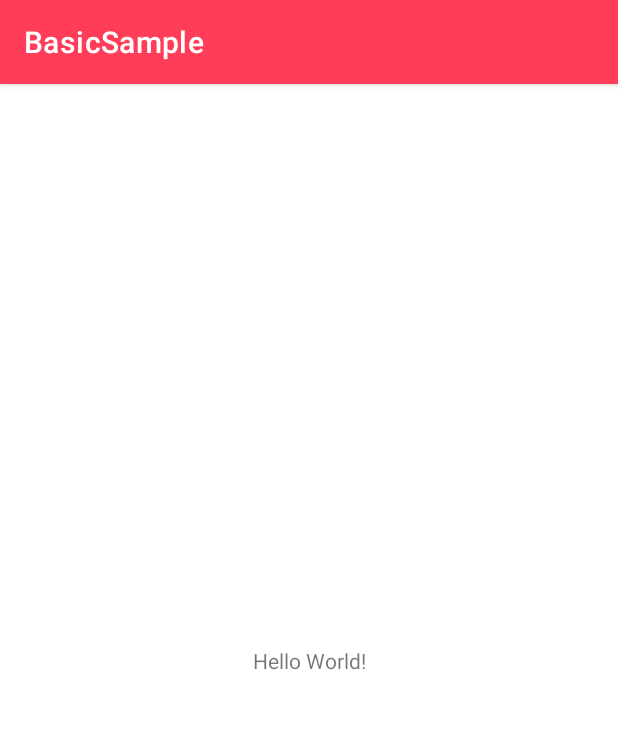
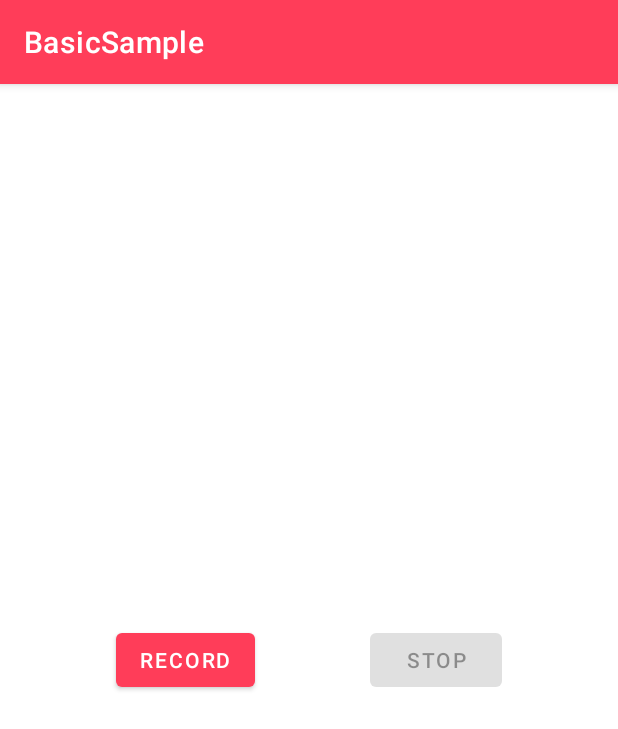
Before and after one commit to KimGyeongyeon/listen-cloud-sdk-android-samples, an Android app: the screen it shows after launch (MainActivity), on a phone screen of 412 x 824 dp. Shown: the top 729 px of the screen. Run offline under Robolectric (Android 15) with nearby library versions, the phone set to English and light mode, and no system bars; our stand-ins replace data binding.

Commit message:
feat: add simple recording feature

```diff
--- a/BasicSample/app/build.gradle
+++ b/BasicSample/app/build.gradle
@@ -30,6 +30,9 @@ android {
     kotlinOptions {
         jvmTarget = '1.8'
     }
+    buildFeatures {
+        dataBinding true
+    }
 }
 
 dependencies {
@@ -43,4 +46,6 @@ dependencies {
     testImplementation 'junit:junit:4.13.2'
     androidTestImplementation 'androidx.test.ext:junit:1.1.5'
     androidTestImplementation 'androidx.test.espresso:espresso-core:3.5.1'
+
+    implementation "androidx.lifecycle:lifecycle-runtime-ktx:2.6.0"
 }
--- a/BasicSample/app/src/main/AndroidManifest.xml
+++ b/BasicSample/app/src/main/AndroidManifest.xml
@@ -1,6 +1,8 @@
 <?xml version="1.0" encoding="utf-8"?>
 <manifest xmlns:android="http://schemas.android.com/apk/res/android"
     xmlns:tools="http://schemas.android.com/tools">
+
+    <uses-permission android:name="android.permission.RECORD_AUDIO" />
 
     <application
         android:icon="@mipmap/ic_launcher"
--- /dev/null
+++ b/BasicSample/app/src/main/java/com/deeplyinc/listen/cloud/samples/basic/Configuration.kt
@@ -0,0 +1,10 @@
+package com.deeplyinc.listen.cloud.samples.basic
+
+import android.media.AudioFormat
+
+data class Configuration(
+    val bufferSize: Int = 48000,
+    val sampleRate: Int = 16000,
+    val channelMode: Int = AudioFormat.CHANNEL_IN_MONO,
+    val encoding: Int = AudioFormat.ENCODING_PCM_16BIT,
+)
--- a/BasicSample/app/src/main/java/com/deeplyinc/listen/cloud/samples/basic/MainActivity.kt
+++ b/BasicSample/app/src/main/java/com/deeplyinc/listen/cloud/samples/basic/MainActivity.kt
@@ -1,11 +1,97 @@
 package com.deeplyinc.listen.cloud.samples.basic
 
+import android.Manifest
+import android.content.pm.PackageManager
+import android.media.AudioFormat
+import android.media.AudioRecord
+import android.media.MediaRecorder
 import androidx.appcompat.app.AppCompatActivity
 import android.os.Bundle
+import android.util.Log
+import androidx.activity.result.contract.ActivityResultContracts
+import androidx.core.app.ActivityCompat
+import androidx.lifecycle.MutableLiveData
+import androidx.lifecycle.lifecycleScope
+import com.deeplyinc.listen.cloud.samples.basic.databinding.ActivityMainBinding
+import kotlinx.coroutines.Dispatchers
+import kotlinx.coroutines.launch
 
 class MainActivity : AppCompatActivity() {
+    private lateinit var binding: ActivityMainBinding
+    private lateinit var audioRecord: AudioRecord
+    private var isRecording = MutableLiveData(false)
+    private val config = Configuration(
+        bufferSize = 48000,
+        sampleRate = 16000,
+        channelMode = AudioFormat.CHANNEL_IN_MONO,
+        encoding = AudioFormat.ENCODING_PCM_16BIT
+    )
+
     override fun onCreate(savedInstanceState: Bundle?) {
         super.onCreate(savedInstanceState)
-        setContentView(R.layout.activity_main)
+        initView()
+        setContentView(binding.root)
+        requestRecordingPermission()
+    }
+
+    private fun initView() {
+        binding = ActivityMainBinding.inflate(layoutInflater)
+        binding.lifecycleOwner = this
+        binding.isRecording = isRecording
+
+        binding.buttonRecord.setOnClickListener {
+            isRecording.value = true
+            startRecording()
+        }
+        binding.buttonStop.setOnClickListener {
+            isRecording.value = false
+        }
+    }
+
+    private fun requestRecordingPermission() {
+        val permissionRequest =
+            registerForActivityResult(ActivityResultContracts.RequestPermission()) { isGranted ->
+                if (isGranted) {
+                    Log.d(TAG, "Recording permission is granted")
+                }
+            }
+        permissionRequest.launch(Manifest.permission.RECORD_AUDIO)
+    }
+
+    private fun startRecording() {
+        if (ActivityCompat.checkSelfPermission(this, Manifest.permission.RECORD_AUDIO)
+            != PackageManager.PERMISSION_GRANTED
+        ) {
+            return
+        }
+        audioRecord = AudioRecord(
+            MediaRecorder.AudioSource.MIC,
+            config.sampleRate,
+            config.channelMode,
+            config.encoding,
+            config.bufferSize
+        )
+        if (audioRecord.state == AudioRecord.STATE_UNINITIALIZED) {
+            Log.w(TAG, "Failed to initialize AudioRecord")
+            return
+        }
+
+        val buffer = ShortArray(config.bufferSize)
+        audioRecord.startRecording()
+        lifecycleScope.launch(Dispatchers.Default) {
+            while (isRecording.value == true) {
+                audioRecord.read(buffer, 0, buffer.size)
+                doAnythingWith(buffer)
+            }
+            audioRecord.stop()
+        }
+    }
+
+    private fun doAnythingWith(buffer: ShortArray) {
+        /* Use recorded data here */
+    }
+
+    companion object {
+        private const val TAG = "MainActivity"
     }
 }
--- a/BasicSample/app/src/main/res/layout/activity_main.xml
+++ b/BasicSample/app/src/main/res/layout/activity_main.xml
@@ -1,4 +1,13 @@
 <?xml version="1.0" encoding="utf-8"?>
+<layout>
+
+    <data>
+
+        <variable
+            name="isRecording"
+            type="androidx.lifecycle.MutableLiveData&lt;Boolean&gt;" />
+    </data>
+
     <androidx.constraintlayout.widget.ConstraintLayout xmlns:android="http://schemas.android.com/apk/res/android"
         xmlns:app="http://schemas.android.com/apk/res-auto"
         xmlns:tools="http://schemas.android.com/tools"
@@ -6,13 +15,28 @@
         android:layout_height="match_parent"
         tools:context=".MainActivity">
 
-    <TextView
+        <Button
+            android:id="@+id/button_record"
             android:layout_width="wrap_content"
             android:layout_height="wrap_content"
-        android:text="Hello World!"
+            android:enabled="@{!isRecording}"
+            android:text="RECORD"
             app:layout_constraintBottom_toBottomOf="parent"
-        app:layout_constraintEnd_toEndOf="parent"
+            app:layout_constraintEnd_toStartOf="@id/button_stop"
             app:layout_constraintStart_toStartOf="parent"
             app:layout_constraintTop_toTopOf="parent" />
 
+        <Button
+            android:id="@+id/button_stop"
+            android:layout_width="wrap_content"
+            android:layout_height="wrap_content"
+            android:enabled="@{isRecording}"
+            android:text="STOP"
+            app:layout_constraintBottom_toBottomOf="parent"
+            app:layout_constraintEnd_toEndOf="parent"
+            app:layout_constraintStart_toEndOf="@id/button_record"
+            app:layout_constraintTop_toTopOf="parent" />
+
+
     </androidx.constraintlayout.widget.ConstraintLayout>
+</layout>
```
Lines whose indentation alone changed are shown as unchanged.
